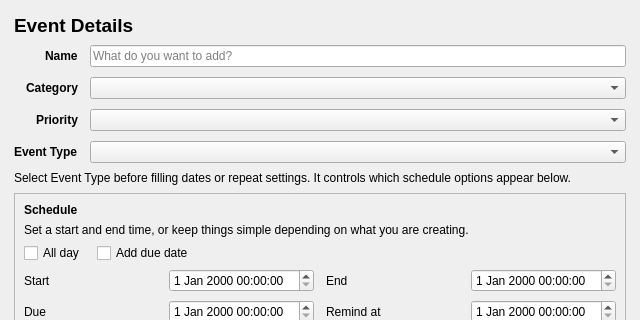
dylanreaves/TaskManager, file eventdialog.ui: the form before one commit; both pictures show x 0 to 640 and y 0 to 320 of the 640 by 733 pixel window.
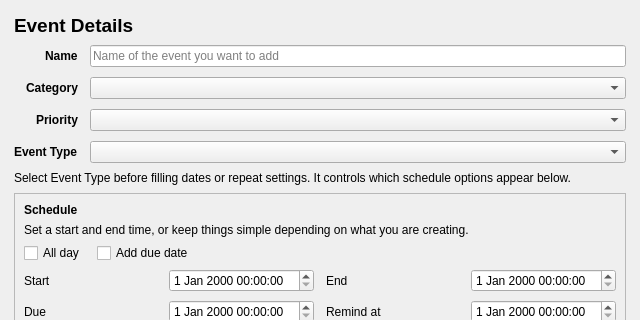
The form after the commit.

The edit to the form file:
```diff
--- a/eventdialog.ui
+++ b/eventdialog.ui
@@ -71,7 +71,7 @@
      <item row="0" column="1">
       <widget class="QLineEdit" name="nameLineEdit">
        <property name="placeholderText">
-        <string>What do you want to add?</string>
+        <string>Name of the event you want to add</string>
        </property>
       </widget>
      </item>
```
